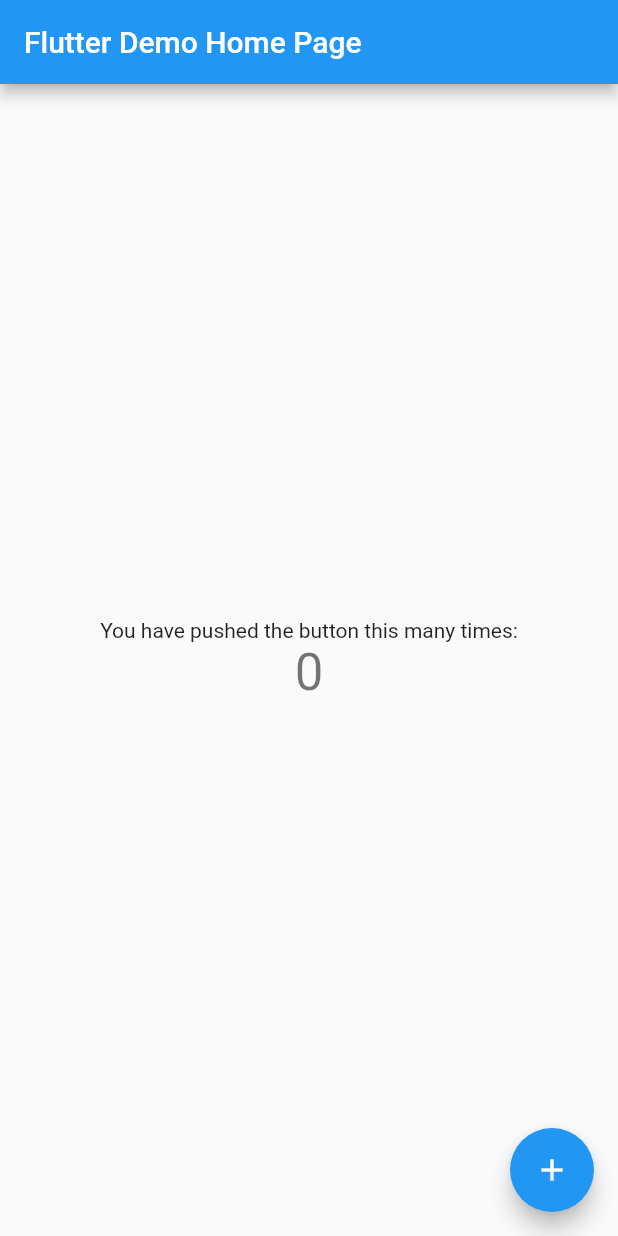
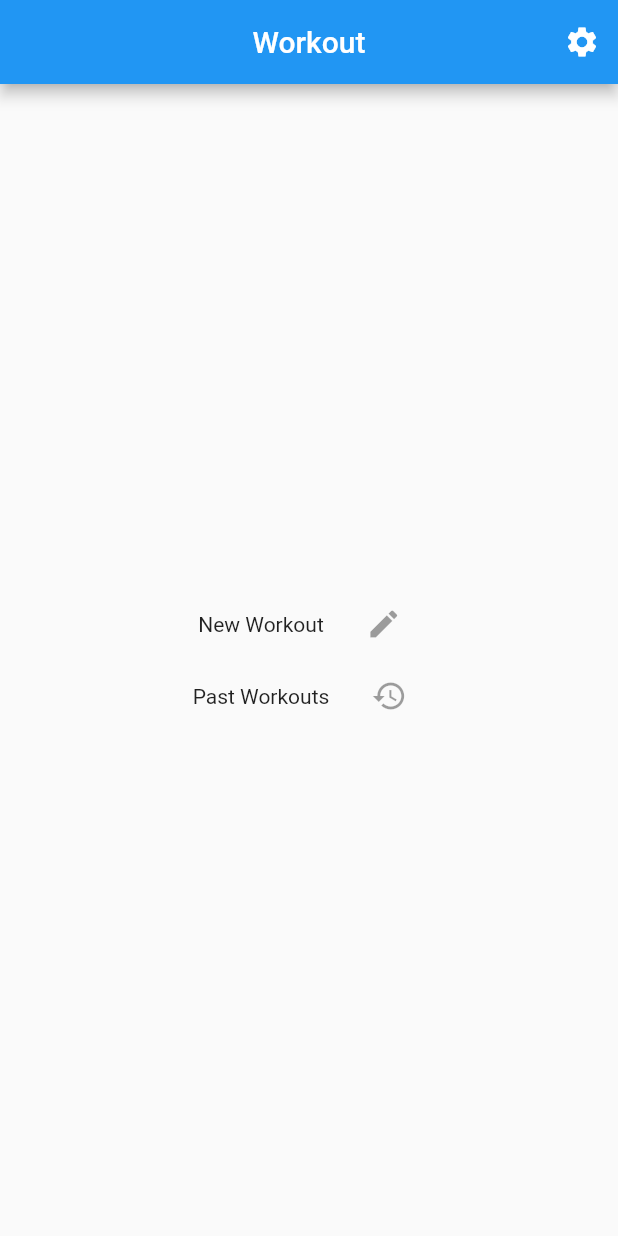
Before and after one commit to TheBeville/workout_app, a Flutter app: the screen it shows after launch, on a phone screen of 412 x 824 dp. Run offline on Flutter 3.47's test engine with Material 2 defaults, Android fonts, the phone set to English and light mode, and no system bars.

Commit message:
initial layout work

```diff
--- a/lib/main.dart
+++ b/lib/main.dart
@@ -7,39 +7,21 @@ void main() {
 class MyApp extends StatelessWidget {
   const MyApp({Key? key}) : super(key: key);
 
-  // This widget is the root of your application.
   @override
   Widget build(BuildContext context) {
     return MaterialApp(
+      debugShowCheckedModeBanner: false,
       title: 'Flutter Demo',
       theme: ThemeData(
-        // This is the theme of your application.
-        //
-        // Try running your application with "flutter run". You'll see the
-        // application has a blue toolbar. Then, without quitting the app, try
-        // changing the primarySwatch below to Colors.green and then invoke
-        // "hot reload" (press "r" in the console where you ran "flutter run",
-        // or simply save your changes to "hot reload" in a Flutter IDE).
-        // Notice that the counter didn't reset back to zero; the application
-        // is not restarted.
         primarySwatch: Colors.blue,
       ),
-      home: const MyHomePage(title: 'Flutter Demo Home Page'),
+      home: const MyHomePage(title: 'Workout'),
     );
   }
 }
 
 class MyHomePage extends StatefulWidget {
   const MyHomePage({Key? key, required this.title}) : super(key: key);
-
-  // This widget is the home page of your application. It is stateful, meaning
-  // that it has a State object (defined below) that contains fields that affect
-  // how it looks.
-
-  // This class is the configuration for the state. It holds the values (in this
-  // case the title) provided by the parent (in this case the App widget) and
-  // used by the build method of the State. Fields in a Widget subclass are
-  // always marked "final".
 
   final String title;
 
@@ -48,68 +30,51 @@ class MyHomePage extends StatefulWidget {
 }
 
 class _MyHomePageState extends State<MyHomePage> {
-  int _counter = 0;
-
-  void _incrementCounter() {
-    setState(() {
-      // This call to setState tells the Flutter framework that something has
-      // changed in this State, which causes it to rerun the build method below
-      // so that the display can reflect the updated values. If we changed
-      // _counter without calling setState(), then the build method would not be
-      // called again, and so nothing would appear to happen.
-      _counter++;
-    });
+  void _doSomething() {
+    setState(() {});
   }
 
   @override
   Widget build(BuildContext context) {
-    // This method is rerun every time setState is called, for instance as done
-    // by the _incrementCounter method above.
-    //
-    // The Flutter framework has been optimized to make rerunning build methods
-    // fast, so that you can just rebuild anything that needs updating rather
-    // than having to individually change instances of widgets.
+    // This method is rerun every time setState is called
     return Scaffold(
       appBar: AppBar(
-        // Here we take the value from the MyHomePage object that was created by
-        // the App.build method, and use it to set our appbar title.
+        centerTitle: true,
         title: Text(widget.title),
+        actions: const [
+          IconButton(
+              onPressed: null,
+              icon: Icon(
+                Icons.settings,
+                color: Colors.white,
+              ))
+        ],
       ),
       body: Center(
-        // Center is a layout widget. It takes a single child and positions it
-        // in the middle of the parent.
         child: Column(
-          // Column is also a layout widget. It takes a list of children and
-          // arranges them vertically. By default, it sizes itself to fit its
-          // children horizontally, and tries to be as tall as its parent.
-          //
-          // Invoke "debug painting" (press "p" in the console, choose the
-          // "Toggle Debug Paint" action from the Flutter Inspector in Android
-          // Studio, or the "Toggle Debug Paint" command in Visual Studio Code)
-          // to see the wireframe for each widget.
-          //
-          // Column has various properties to control how it sizes itself and
-          // how it positions its children. Here we use mainAxisAlignment to
-          // center the children vertically; the main axis here is the vertical
-          // axis because Columns are vertical (the cross axis would be
-          // horizontal).
           mainAxisAlignment: MainAxisAlignment.center,
           children: <Widget>[
-            const Text(
-              'You have pushed the button this many times:',
+            Row(
+              children: [
+                const Spacer(),
+                const Text('New Workout'),
+                Container(width: 16),
+                const IconButton(onPressed: null, icon: Icon(Icons.create)),
+                const Spacer(),
+              ],
             ),
-            Text(
-              '$_counter',
-              style: Theme.of(context).textTheme.headline4,
+            Row(
+              children: [
+                const Spacer(),
+                const Text('Past Workouts'),
+                Container(width: 16),
+                const IconButton(onPressed: null, icon: Icon(Icons.history)),
+                const Spacer(),
+              ],
             ),
           ],
         ),
       ),
-      floatingActionButton: FloatingActionButton(
-        onPressed: _incrementCounter,
-        tooltip: 'Increment',
-        child: const Icon(Icons.add),
-      ), // This trailing comma makes auto-formatting nicer for build methods.
     );
   }
 }
```
Also changed, not shown: 1 other file.
